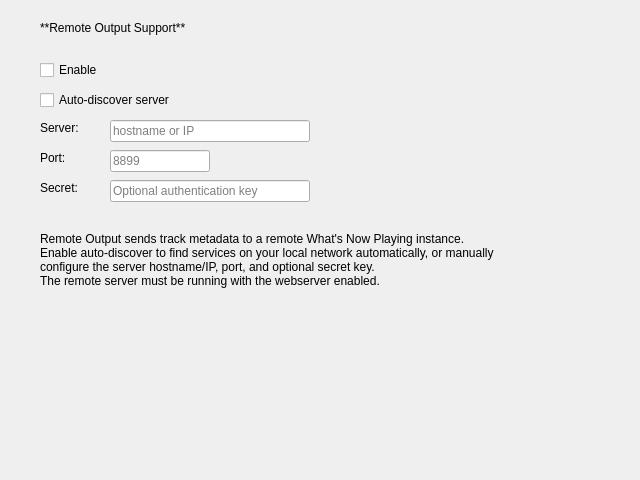
Old version of the form nowplaying/resources/ui/notifications_remote.ui in the repository whatsnowplaying/whats-now-playing.
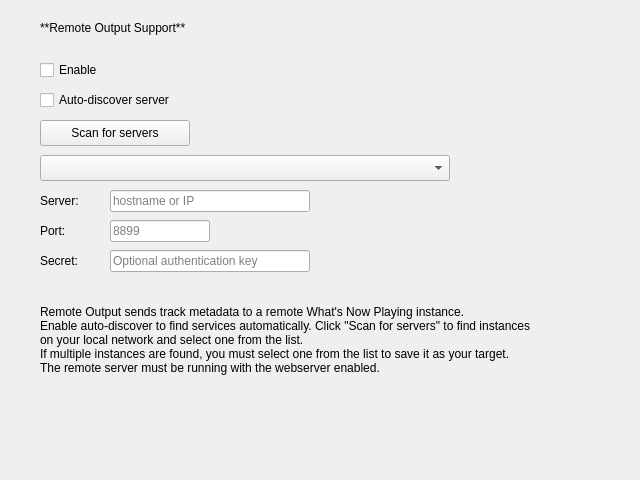
New version of the form.

Commit message: Add mDNS multi-server support and fix NonUniqueNameException

```diff
--- a/nowplaying/resources/ui/notifications_remote.ui
+++ b/nowplaying/resources/ui/notifications_remote.ui
@@ -58,11 +58,47 @@
     <string>Auto-discover server</string>
    </property>
   </widget>
+  <widget class="QPushButton" name="scan_button">
+   <property name="geometry">
+    <rect>
+     <x>40</x>
+     <y>120</y>
+     <width>150</width>
+     <height>26</height>
+    </rect>
+   </property>
+   <property name="text">
+    <string>Scan for servers</string>
+   </property>
+  </widget>
+  <widget class="QLabel" name="scan_status_label">
+   <property name="geometry">
+    <rect>
+     <x>200</x>
+     <y>124</y>
+     <width>250</width>
+     <height>16</height>
+    </rect>
+   </property>
+   <property name="text">
+    <string/>
+   </property>
+  </widget>
+  <widget class="QComboBox" name="discovered_combobox">
+   <property name="geometry">
+    <rect>
+     <x>40</x>
+     <y>155</y>
+     <width>410</width>
+     <height>26</height>
+    </rect>
+   </property>
+  </widget>
   <widget class="QLabel" name="server_label">
    <property name="geometry">
     <rect>
      <x>40</x>
-     <y>120</y>
+     <y>193</y>
      <width>67</width>
      <height>16</height>
     </rect>
@@ -75,7 +111,7 @@
    <property name="geometry">
     <rect>
      <x>110</x>
-     <y>120</y>
+     <y>190</y>
      <width>200</width>
      <height>22</height>
     </rect>
@@ -88,7 +124,7 @@
    <property name="geometry">
     <rect>
      <x>40</x>
-     <y>150</y>
+     <y>223</y>
      <width>67</width>
      <height>16</height>
     </rect>
@@ -101,7 +137,7 @@
    <property name="geometry">
     <rect>
      <x>110</x>
-     <y>150</y>
+     <y>220</y>
      <width>100</width>
      <height>22</height>
     </rect>
@@ -114,7 +150,7 @@
    <property name="geometry">
     <rect>
      <x>40</x>
-     <y>180</y>
+     <y>253</y>
      <width>67</width>
      <height>16</height>
     </rect>
@@ -127,7 +163,7 @@
    <property name="geometry">
     <rect>
      <x>110</x>
-     <y>180</y>
+     <y>250</y>
      <width>200</width>
      <height>22</height>
     </rect>
@@ -143,14 +179,15 @@
    <property name="geometry">
     <rect>
      <x>40</x>
-     <y>220</y>
+     <y>290</y>
      <width>500</width>
-     <height>80</height>
+     <height>100</height>
     </rect>
    </property>
    <property name="text">
     <string>Remote Output sends track metadata to a remote What's Now Playing instance.
-Enable auto-discover to find services on your local network automatically, or manually configure the server hostname/IP, port, and optional secret key.
+Enable auto-discover to find services automatically. Click "Scan for servers" to find instances on your local network and select one from the list.
+If multiple instances are found, you must select one from the list to save it as your target.
 The remote server must be running with the webserver enabled.</string>
    </property>
    <property name="wordWrap">
```
The commit also changes 3 other files.
